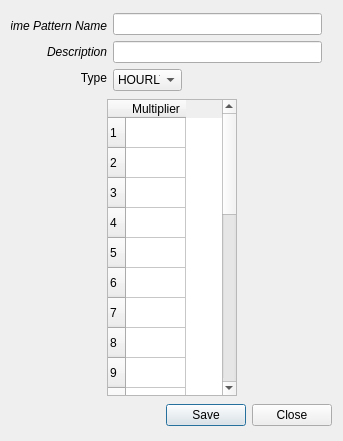
FLO-2DSoftware/qgis-flo-2d-plugin, file flo2d/ui/storm_drain_inflow_pattern.ui: the form before one commit.
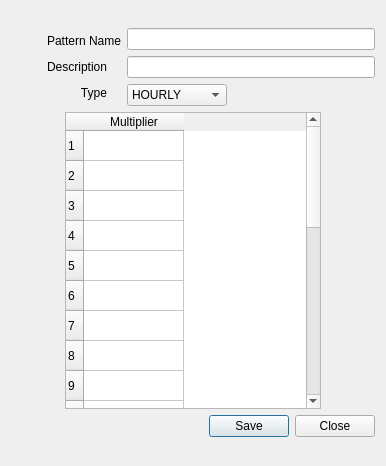
The form after the commit.

Commit message: Fix inflow pattern dialog: resize controls and make them expandable

The edit to the form file:
```diff
--- a/flo2d/ui/storm_drain_inflow_pattern.ui
+++ b/flo2d/ui/storm_drain_inflow_pattern.ui
@@ -9,26 +9,26 @@
    <rect>
     <x>0</x>
     <y>0</y>
-    <width>343</width>
-    <height>441</height>
-   </rect>
-  </property>
-  <property name="sizePolicy">
-   <sizepolicy hsizetype="Fixed" vsizetype="Fixed">
-    <horstretch>0</horstretch>
-    <verstretch>0</verstretch>
-   </sizepolicy>
-  </property>
-  <property name="minimumSize">
-   <size>
-    <width>343</width>
-    <height>0</height>
-   </size>
-  </property>
-  <property name="maximumSize">
-   <size>
     <width>349</width>
-    <height>16777215</height>
+    <height>466</height>
+   </rect>
+  </property>
+  <property name="sizePolicy">
+   <sizepolicy hsizetype="Expanding" vsizetype="Fixed">
+    <horstretch>0</horstretch>
+    <verstretch>0</verstretch>
+   </sizepolicy>
+  </property>
+  <property name="minimumSize">
+   <size>
+    <width>0</width>
+    <height>0</height>
+   </size>
+  </property>
+  <property name="maximumSize">
+   <size>
+    <width>16777215</width>
+    <height>470</height>
    </size>
   </property>
   <property name="windowTitle">
@@ -38,8 +38,13 @@
    <bool>true</bool>
   </property>
   <layout class="QGridLayout" name="gridLayout_4">
-   <item row="0" column="0" colspan="3">
+   <item row="0" column="0">
+    <layout class="QVBoxLayout" name="verticalLayout">
+     <item>
     <layout class="QGridLayout" name="gridLayout_3">
+       <property name="sizeConstraint">
+        <enum>QLayout::SetNoConstraint</enum>
+       </property>
      <item row="0" column="0">
       <layout class="QGridLayout" name="gridLayout">
        <item row="0" column="0">
@@ -52,23 +57,23 @@
          </property>
          <property name="minimumSize">
           <size>
-           <width>96</width>
+             <width>110</width>
            <height>0</height>
           </size>
          </property>
          <property name="maximumSize">
           <size>
-           <width>96</width>
+             <width>110</width>
            <height>16777215</height>
           </size>
          </property>
          <property name="font">
           <font>
-           <italic>true</italic>
+             <italic>false</italic>
           </font>
          </property>
          <property name="text">
-          <string>Time Pattern Name</string>
+            <string>Pattern Name</string>
          </property>
          <property name="alignment">
           <set>Qt::AlignRight|Qt::AlignTrailing|Qt::AlignVCenter</set>
@@ -97,7 +102,7 @@
          </property>
          <property name="font">
           <font>
-           <italic>true</italic>
+             <italic>false</italic>
           </font>
          </property>
          <property name="text">
@@ -146,7 +151,7 @@
           <bool>true</bool>
          </property>
          <property name="sizePolicy">
-          <sizepolicy hsizetype="Fixed" vsizetype="Fixed">
+            <sizepolicy hsizetype="Expanding" vsizetype="Fixed">
            <horstretch>0</horstretch>
            <verstretch>0</verstretch>
           </sizepolicy>
@@ -159,7 +164,7 @@
          </property>
          <property name="maximumSize">
           <size>
-           <width>209</width>
+             <width>16777215</width>
            <height>22</height>
           </size>
          </property>
@@ -174,7 +179,7 @@
           <bool>true</bool>
          </property>
          <property name="sizePolicy">
-          <sizepolicy hsizetype="Fixed" vsizetype="Fixed">
+            <sizepolicy hsizetype="Expanding" vsizetype="Fixed">
            <horstretch>0</horstretch>
            <verstretch>0</verstretch>
           </sizepolicy>
@@ -187,7 +192,7 @@
          </property>
          <property name="maximumSize">
           <size>
-           <width>209</width>
+             <width>16777215</width>
            <height>22</height>
           </size>
          </property>
@@ -199,20 +204,20 @@
        <item row="2" column="0">
         <widget class="QComboBox" name="pattern_type_cbo">
          <property name="sizePolicy">
-          <sizepolicy hsizetype="Fixed" vsizetype="Fixed">
+            <sizepolicy hsizetype="Expanding" vsizetype="Fixed">
            <horstretch>0</horstretch>
            <verstretch>0</verstretch>
           </sizepolicy>
          </property>
          <property name="minimumSize">
           <size>
-           <width>69</width>
+             <width>100</width>
            <height>0</height>
           </size>
          </property>
          <property name="maximumSize">
           <size>
-           <width>69</width>
+             <width>16777215</width>
            <height>16777215</height>
           </size>
          </property>
@@ -243,49 +248,41 @@
      </item>
     </layout>
    </item>
-   <item row="1" column="0">
+     <item>
+      <layout class="QHBoxLayout" name="horizontalLayout">
+       <property name="sizeConstraint">
+        <enum>QLayout::SetNoConstraint</enum>
+       </property>
+       <item>
     <spacer name="horizontalSpacer_4">
      <property name="orientation">
       <enum>Qt::Horizontal</enum>
      </property>
      <property name="sizeHint" stdset="0">
       <size>
-       <width>69</width>
-       <height>286</height>
+           <width>38</width>
+           <height>283</height>
       </size>
      </property>
     </spacer>
    </item>
-   <item row="1" column="2">
-    <spacer name="horizontalSpacer_3">
-     <property name="orientation">
-      <enum>Qt::Horizontal</enum>
-     </property>
-     <property name="sizeHint" stdset="0">
-      <size>
-       <width>69</width>
-       <height>286</height>
-      </size>
-     </property>
-    </spacer>
-   </item>
-   <item row="1" column="1">
+       <item>
     <widget class="QTableWidget" name="multipliers_tblw">
      <property name="sizePolicy">
-      <sizepolicy hsizetype="Fixed" vsizetype="Fixed">
+          <sizepolicy hsizetype="Expanding" vsizetype="Fixed">
        <horstretch>0</horstretch>
        <verstretch>0</verstretch>
       </sizepolicy>
      </property>
      <property name="minimumSize">
       <size>
-       <width>130</width>
+           <width>200</width>
        <height>297</height>
       </size>
      </property>
      <property name="maximumSize">
       <size>
-       <width>130</width>
+           <width>16777215</width>
        <height>297</height>
       </size>
      </property>
@@ -305,11 +302,14 @@
       <number>1</number>
      </property>
      <attribute name="horizontalHeaderDefaultSectionSize">
-      <number>60</number>
+          <number>100</number>
      </attribute>
      <attribute name="horizontalHeaderHighlightSections">
       <bool>false</bool>
      </attribute>
+         <attribute name="horizontalHeaderMinimumSectionSize">
+          <number>100</number>
+         </attribute>
      <row/>
      <row/>
      <row/>
@@ -339,9 +339,29 @@
        <string>Multiplier</string>
       </property>
      </column>
-    </widget>
-   </item>
-   <item row="2" column="0" colspan="3">
+         <item row="0" column="0">
+          <property name="flags">
+           <set>ItemIsSelectable|ItemIsDragEnabled|ItemIsEnabled</set>
+          </property>
+         </item>
+        </widget>
+       </item>
+       <item>
+        <spacer name="horizontalSpacer_3">
+         <property name="orientation">
+          <enum>Qt::Horizontal</enum>
+         </property>
+         <property name="sizeHint" stdset="0">
+          <size>
+           <width>18</width>
+           <height>283</height>
+          </size>
+         </property>
+        </spacer>
+       </item>
+      </layout>
+     </item>
+     <item>
     <widget class="QDialogButtonBox" name="pattern_buttonBox">
      <property name="orientation">
       <enum>Qt::Horizontal</enum>
@@ -350,6 +370,8 @@
       <set>QDialogButtonBox::Close|QDialogButtonBox::Save</set>
      </property>
     </widget>
+     </item>
+    </layout>
    </item>
   </layout>
  </widget>
```
Lines whose indentation alone changed are shown as unchanged.
